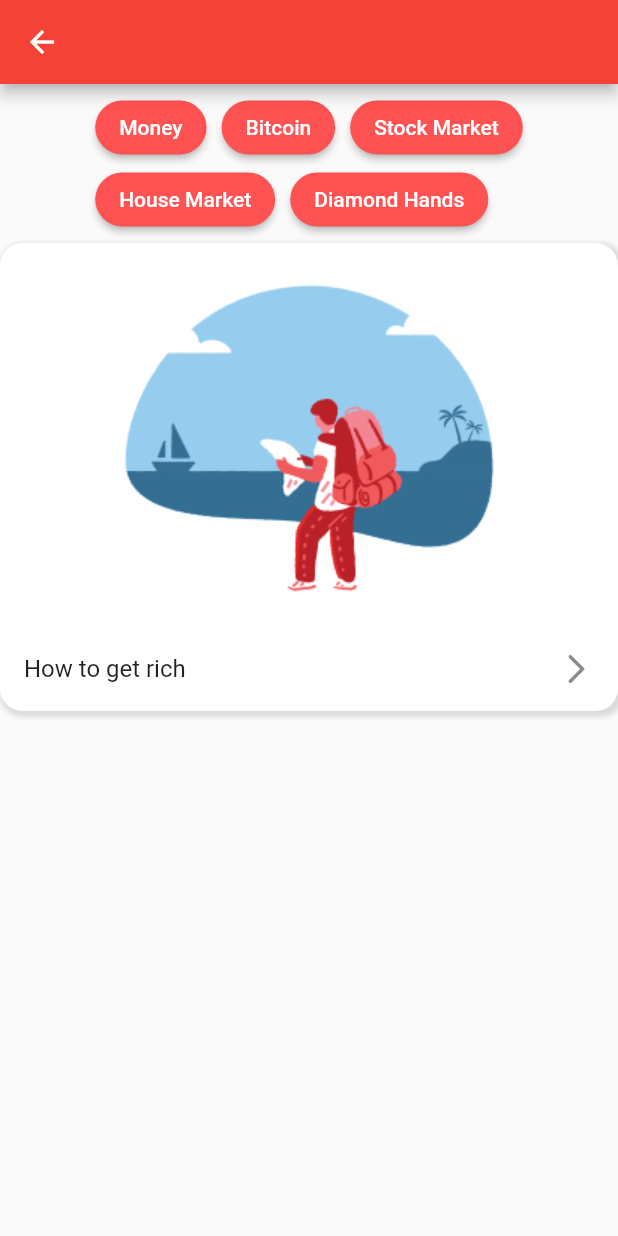
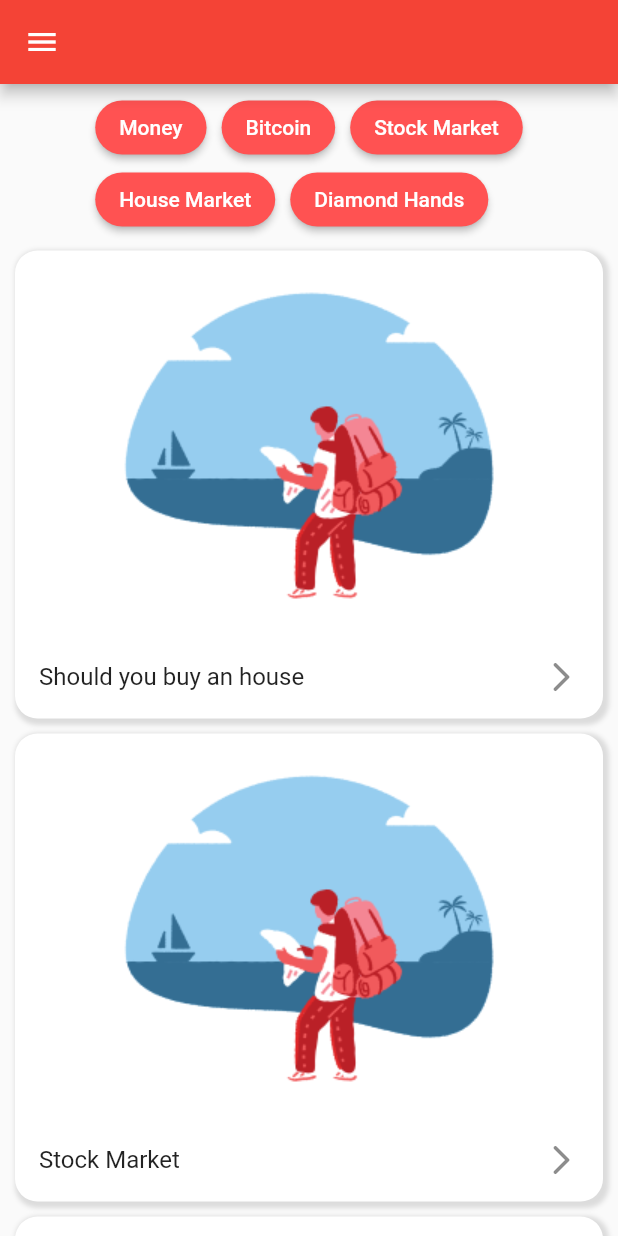
Before and after one commit to oluchristian/flutter-blog-app, a Flutter app: the screen it shows after launch, after a tap on "Login", on a phone screen of 412 x 824 dp. Run offline on Flutter 3.47's test engine with Material 2 defaults, Android fonts, the phone set to English and light mode, and no system bars.

Commit message:
updated project

```diff
--- /dev/null
+++ b/lib/description_page.dart
@@ -0,0 +1,12 @@
+import 'package:flutter/material.dart';
+
+class DescriptionPage extends StatelessWidget {
+  const DescriptionPage({super.key});
+
+  @override
+  Widget build(BuildContext context) {
+    return Scaffold(
+      appBar: AppBar(),
+    );
+  }
+}
--- a/lib/home_page.dart
+++ b/lib/home_page.dart
@@ -1,4 +1,6 @@
 import 'package:flutter/material.dart';
+import 'description_page.dart';
+import 'main.dart';
 
 class HomePage extends StatelessWidget {
   const HomePage({super.key});
@@ -6,12 +8,59 @@ class HomePage extends StatelessWidget {
   @override
   Widget build(BuildContext context) {
     return Scaffold(
+      drawer: SafeArea(
+        child: Drawer(
+          child: Column(
+            children: [
+              const DrawerHeader(
+                decoration: BoxDecoration(
+                  color: Colors.red,
+                ),
+                child: ListTile(
+                  title: Text(
+                    'Flutter Mapp',
+                    style: TextStyle(
+                      color: Colors.white,
+                      fontSize: 20.0,
+                    ),
+                  ),
+                ),
+              ),
+              ListTile(
+                onTap: () {},
+                leading: const Icon(Icons.settings),
+                title: const Text(
+                  'Settings',
+                ),
+              ),
+              ListTile(
+                onTap: () {
+                  Navigator.of(context).push(
+                    MaterialPageRoute(
+                      builder: (BuildContext context) {
+                        return const LoginPage();
+                      },
+                    ),
+                  );
+                },
+                leading: const Icon(Icons.logout),
+                title: const Text(
+                  'Logout',
+                ),
+              ),
+            ],
+          ),
+        ),
+      ),
       appBar: AppBar(),
-      body: Column(
+      body: SingleChildScrollView(
+        child: Column(
           children: [
             Padding(
-            padding:
-                const EdgeInsets.symmetric(horizontal: 10.0, vertical: 5.0),
+              padding: const EdgeInsets.symmetric(
+                horizontal: 10.0,
+                vertical: 5.0,
+              ),
               child: Wrap(
                 spacing: 10.0,
                 children: [
@@ -63,8 +112,22 @@ class HomePage extends StatelessWidget {
                 ],
               ),
             ),
-          Container(
+            GestureDetector(
+              onTap: () {
+                Navigator.of(context).push(
+                  MaterialPageRoute(
+                    builder: (BuildContext context) {
+                      return const DescriptionPage();
+                    },
+                  ),
+                );
+              },
+              child: Container(
                 width: double.infinity,
+                margin: const EdgeInsets.symmetric(
+                  horizontal: 10.0,
+                  vertical: 5.0,
+                ),
                 decoration: BoxDecoration(
                   color: Colors.white,
                   borderRadius: BorderRadius.circular(15),
@@ -83,7 +146,68 @@ class HomePage extends StatelessWidget {
                   children: [
                     Image.asset('images/image3.png'),
                     const ListTile(
-                  title: Text('How to get rich'),
+                      title: Text('Should you buy an house'),
+                      trailing: Icon(Icons.arrow_forward_ios_rounded),
+                    )
+                  ],
+                ),
+              ),
+            ),
+            Container(
+              width: double.infinity,
+              margin: const EdgeInsets.symmetric(
+                horizontal: 10.0,
+                vertical: 5.0,
+              ),
+              decoration: BoxDecoration(
+                color: Colors.white,
+                borderRadius: BorderRadius.circular(15),
+                boxShadow: const [
+                  BoxShadow(
+                      color: Colors.black12,
+                      spreadRadius: 2,
+                      blurRadius: 2,
+                      offset: Offset(
+                        2,
+                        2,
+                      )),
+                ],
+              ),
+              child: Column(
+                children: [
+                  Image.asset('images/image3.png'),
+                  const ListTile(
+                    title: Text('Stock Market'),
+                    trailing: Icon(Icons.arrow_forward_ios_rounded),
+                  )
+                ],
+              ),
+            ),
+            Container(
+              width: double.infinity,
+              margin: const EdgeInsets.symmetric(
+                horizontal: 10.0,
+                vertical: 5.0,
+              ),
+              decoration: BoxDecoration(
+                color: Colors.white,
+                borderRadius: BorderRadius.circular(15),
+                boxShadow: const [
+                  BoxShadow(
+                      color: Colors.black12,
+                      spreadRadius: 2,
+                      blurRadius: 2,
+                      offset: Offset(
+                        2,
+                        2,
+                      )),
+                ],
+              ),
+              child: Column(
+                children: [
+                  Image.asset('images/image3.png'),
+                  const ListTile(
+                    title: Text('How to make apps'),
                     trailing: Icon(Icons.arrow_forward_ios_rounded),
                   )
                 ],
@@ -91,6 +215,7 @@ class HomePage extends StatelessWidget {
             ),
           ],
         ),
+      ),
     );
   }
 }
--- a/lib/main.dart
+++ b/lib/main.dart
@@ -57,7 +57,7 @@ class LoginPage extends StatelessWidget {
             ),
             ElevatedButton(
               onPressed: () {
-                Navigator.of(context).push(
+                Navigator.of(context).pushReplacement(
                   MaterialPageRoute(
                     builder: (BuildContext context) {
                       return const HomePage();
```
Lines whose indentation alone changed are shown as unchanged.
